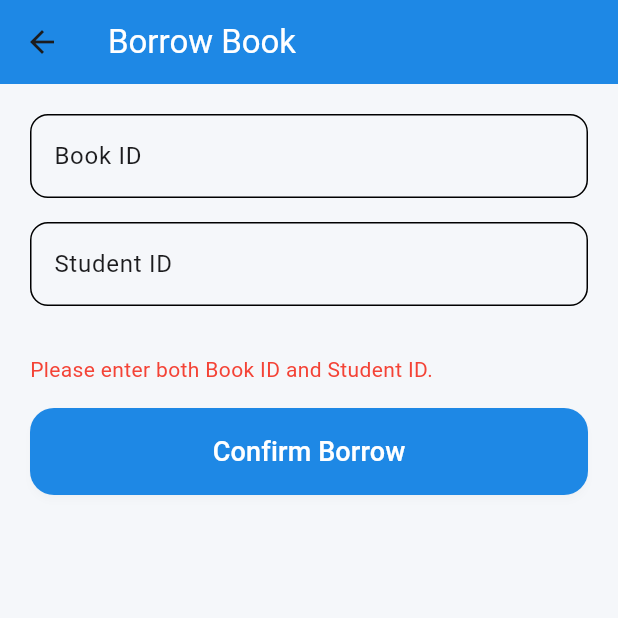
After one commit to dilnoza471/chapter, a Flutter app: the BorrowBookPage screen opened directly, after a tap on "Confirm Borrow", on a phone screen of 412 x 824 dp, the top half of it. The commit adds this screen. Run offline on Flutter 3.47's test engine with Material 3 defaults, Android fonts, the phone set to English and light mode, and no system bars; our stand-ins replace flutter_local_notifications, shared_preferences, timezone; accounts and stored records are empty; network calls fail.

Commit message:
working borrow a book logic

```diff
--- /dev/null
+++ b/frontend/lib/screens/borrow_book_page.dart
@@ -0,0 +1,129 @@
+import 'package:flutter/material.dart';
+import 'package:http/http.dart' as http;
+import 'dart:convert';
+
+class BorrowBookPage extends StatefulWidget {
+  const BorrowBookPage({super.key});
+
+  @override
+  State<BorrowBookPage> createState() => _BorrowBookPageState();
+}
+
+class _BorrowBookPageState extends State<BorrowBookPage> {
+  bool isSubmitting = false;
+  String? errorMessage;
+  final baseUrl = "https://chapter-djfj.onrender.com";
+
+  final TextEditingController bookIdController = TextEditingController();
+  final TextEditingController studentIdController = TextEditingController();
+
+  Future<void> submitBorrowRequest() async {
+    final bookId = bookIdController.text.trim();
+    final studentId = studentIdController.text.trim();
+
+    if (bookId.isEmpty || studentId.isEmpty) {
+      setState(() {
+        errorMessage = "Please enter both Book ID and Student ID.";
+      });
+      return;
+    }
+
+    setState(() {
+      isSubmitting = true;
+      errorMessage = null;
+    });
+
+    try {
+      final response = await http.post(
+        Uri.parse('$baseUrl/borrow'),
+        headers: {'Content-Type': 'application/json'},
+        body: json.encode({'book_id': bookId, 'student_id': studentId}),
+      );
+
+      if (response.statusCode == 200 || response.statusCode == 201) {
+        if (mounted) {
+          Navigator.pop(context, true);
+          ScaffoldMessenger.of(context).showSnackBar(
+            const SnackBar(
+              content: Text('Book borrowed successfully!'),
+              backgroundColor: Color(0xFF43A047),
+            ),
+          );
+        }
+      } else {
+        setState(() {
+          errorMessage = 'Failed to borrow book (${response.statusCode})';
+          isSubmitting = false;
+        });
+      }
+    } catch (e) {
+      setState(() {
+        errorMessage = 'Error: $e';
+        isSubmitting = false;
+      });
+    }
+  }
+
+  @override
+  Widget build(BuildContext context) {
+    return Scaffold(
+      backgroundColor: const Color(0xFFF5F7FA),
+      appBar: AppBar(
+        backgroundColor: const Color(0xFF1E88E5),
+        elevation: 0,
+        title: const Text('Borrow Book', style: TextStyle(color: Colors.white)),
+      ),
+      body: Padding(
+        padding: const EdgeInsets.all(20),
+        child: Column(
+          crossAxisAlignment: CrossAxisAlignment.stretch,
+          children: [
+            // Book ID Input
+            TextField(
+              controller: bookIdController,
+              decoration: InputDecoration(
+                labelText: "Book ID",
+                border: OutlineInputBorder(
+                  borderRadius: BorderRadius.circular(12),
+                ),
+              ),
+            ),
+            const SizedBox(height: 16),
+            // Student ID Input
+            TextField(
+              controller: studentIdController,
+              decoration: InputDecoration(
+                labelText: "Student ID",
+                border: OutlineInputBorder(
+                  borderRadius: BorderRadius.circular(12),
+                ),
+              ),
+            ),
+            const SizedBox(height: 32),
+            // Error message
+            if (errorMessage != null)
+              Text(errorMessage!, style: const TextStyle(color: Colors.red)),
+            const SizedBox(height: 16),
+            // Submit Button
+            ElevatedButton(
+              onPressed: isSubmitting ? null : submitBorrowRequest,
+              style: ElevatedButton.styleFrom(
+                backgroundColor: const Color(0xFF1E88E5),
+                padding: const EdgeInsets.symmetric(vertical: 16),
+                shape: RoundedRectangleBorder(
+                  borderRadius: BorderRadius.circular(16),
+                ),
+              ),
+              child: isSubmitting
+                  ? const CircularProgressIndicator(color: Colors.white)
+                  : const Text(
+                      'Confirm Borrow',
+                      style: TextStyle(fontSize: 18),
+                    ),
+            ),
+          ],
+        ),
+      ),
+    );
+  }
+}
```
Also changed, not shown: frontend/lib/main.dart (+34 -25 lines), frontend/lib/screens/book_details_page.dart (+59 -52 lines), frontend/lib/screens/signup_screen.dart (+22 -16 lines), frontend/lib/widgets/book_widget.dart (+14 -13 lines), 4 other files.
